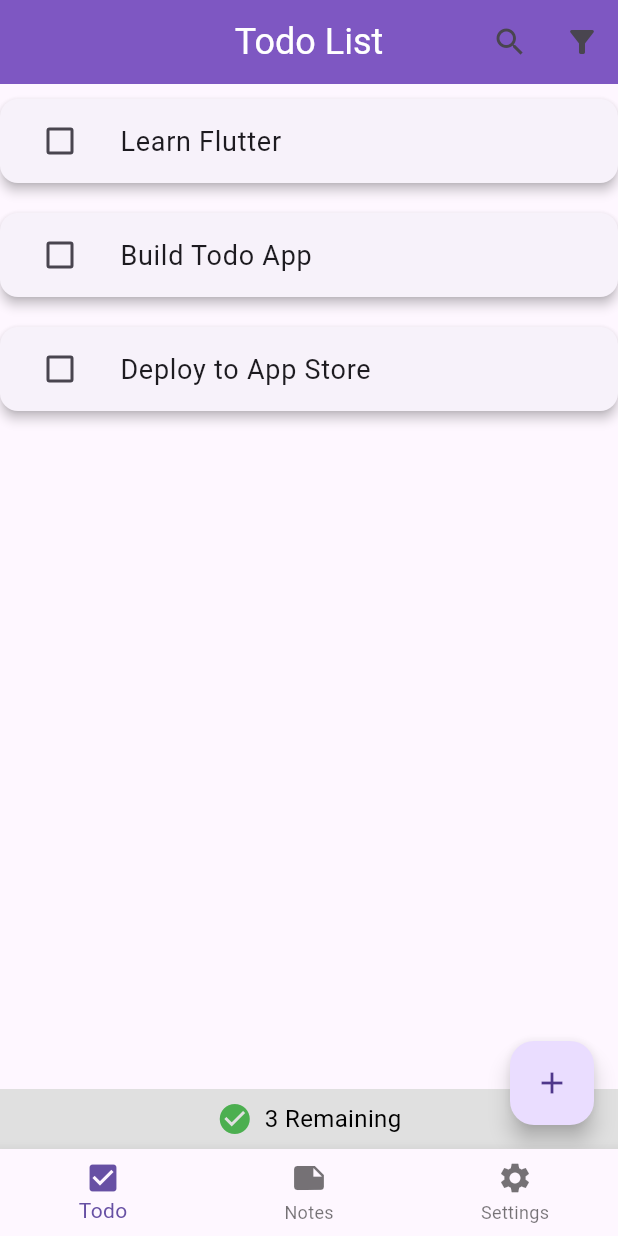
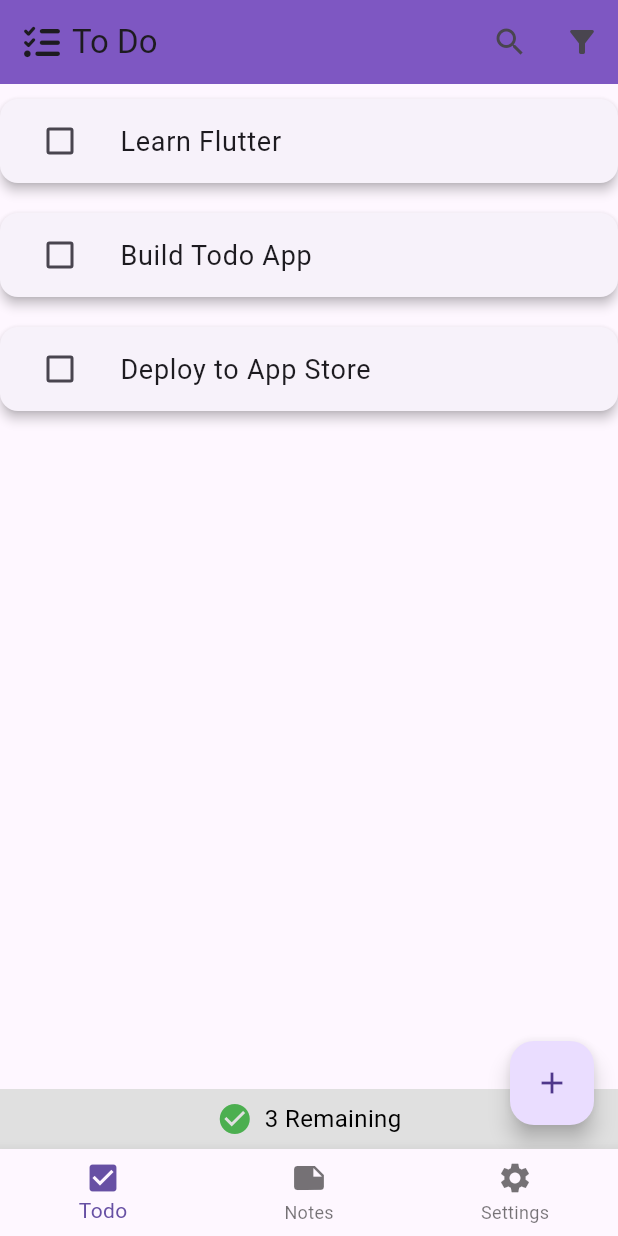
Before and after one commit to Syipmong/todo_app, a Flutter app: the screen it shows after launch, on a phone screen of 412 x 824 dp. Run offline on Flutter 3.47's test engine with Material 3 defaults, Android fonts, the phone set to English and light mode, and no system bars; our stand-ins replace font_awesome_flutter.

Commit message:
improve the design of the app bars in the todo screen and the notes screen by adding icons and text also improved the basic ui design of the widgets, removed unnecessary code

```diff
--- a/lib/screens/todoscreen.dart
+++ b/lib/screens/todoscreen.dart
@@ -1,4 +1,5 @@
 import 'package:flutter/material.dart';
+import 'package:font_awesome_flutter/font_awesome_flutter.dart';
 
 class ToDoScreen extends StatefulWidget {
   const ToDoScreen({Key? key}) : super(key: key);
@@ -118,10 +119,13 @@ class _ToDoScreenState extends State<ToDoScreen> {
             },
           ),
         ],
-        title: const Text(
-          'Todo List',
-          style: TextStyle(color: Colors.white, fontSize: 24),
-        ),
+        title: const Row(
+          children: [
+            Icon(FontAwesomeIcons.listCheck),
+            SizedBox(width: 8,),
+            Text('To Do')
+          ],
+        )
       ),
       body: todos.isEmpty
           ? Center(
--- a/pubspec.yaml
+++ b/pubspec.yaml
@@ -35,6 +35,7 @@ dependencies:
   # The following adds the Cupertino Icons font to your application.
   # Use with the CupertinoIcons class for iOS style icons.
   cupertino_icons: ^1.0.2
+  font_awesome_flutter: ^10.7.0
 
 dev_dependencies:
   flutter_test:
```
Also changed, not shown: lib/screens/notescreen.dart (+8 -1 lines), pubspec.lock.
